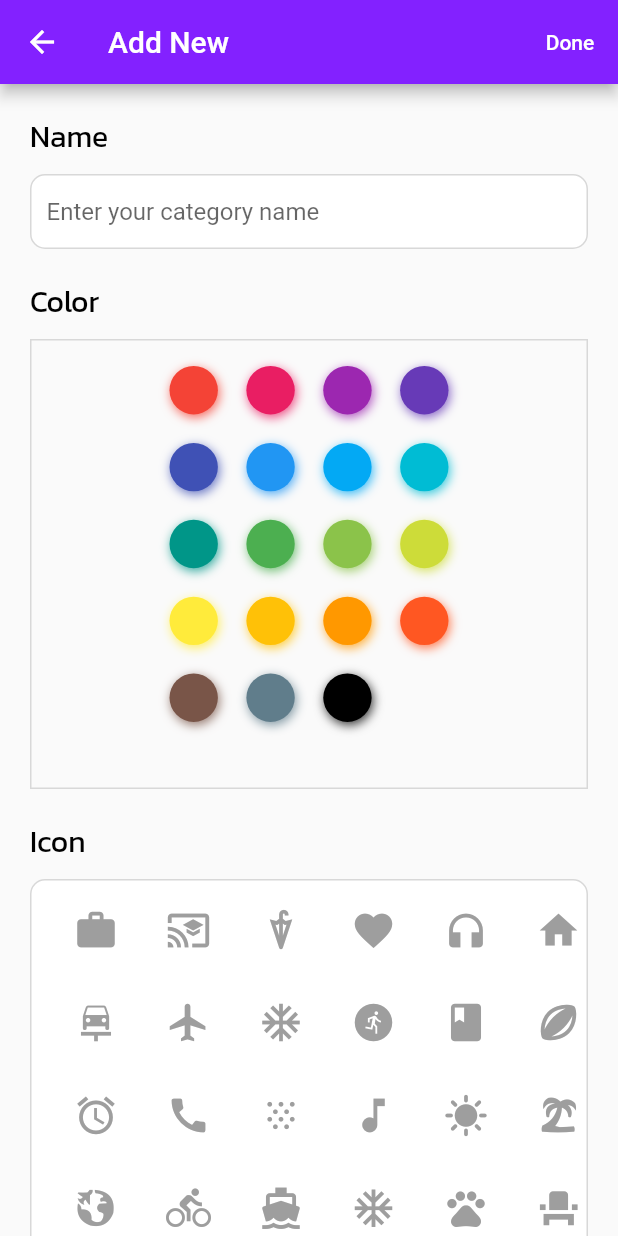
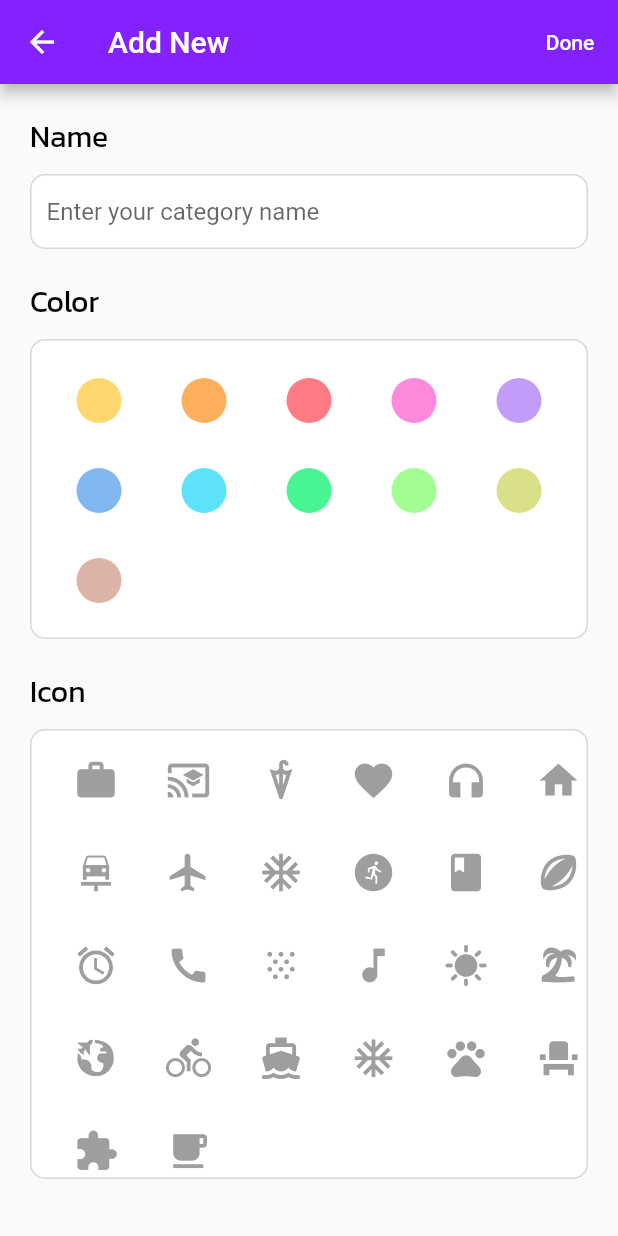
Before and after one commit to godd113/Flutter-ToDoList-App, a Flutter app: the screen it shows after launch, after a tap on the "add" icon, on a phone screen of 412 x 824 dp. Run offline on Flutter 3.47's test engine with Material 2 defaults, Android fonts, the phone set to English and light mode, and no system bars; drawn by our look-alikes of flutter_colorpicker; our stand-ins replace flutter_slidable, sqflite; missing offline and left inert: dart:ffi; accounts and stored records are empty.

Commit message:
bug fix and improvment

```diff
--- a/lib/databases/todo_text_db.dart
+++ b/lib/databases/todo_text_db.dart
@@ -41,7 +41,8 @@ CREATE TABLE $tableToDoText (
   ${ToDoTextFields.textToDoID} $idType,
   ${ToDoTextFields.todoCardID} $intType,
   ${ToDoTextFields.textToDoName} $textType,
-  ${ToDoTextFields.done} $boolType
+  ${ToDoTextFields.done} $boolType,
+  FOREIGN KEY (${ToDoTextFields.todoCardID}) REFERENCES todolist (_id)
 )
 ''');
   }
--- /dev/null
+++ b/lib/models/modelColor.dart
@@ -0,0 +1,17 @@
+// ignore: file_names
+import 'dart:ffi';
+
+class ModelColor {
+  final String keyColor;
+  final int r;
+  final int g;
+  final int b;
+  final double alpha;
+
+  ModelColor(
+      {required this.keyColor,
+      required this.r,
+      required this.g,
+      required this.b,
+      required this.alpha});
+}
--- a/lib/pages/card_manager.dart
+++ b/lib/pages/card_manager.dart
@@ -1,15 +1,17 @@
 import 'package:flutter/material.dart';
 import 'package:todo/models/modelToDoCard.dart';
-import 'package:todo/modules/module_center.dart';
 import 'package:todo/modules/module_colors.dart';
+// ignore: depend_on_referenced_packages
 import 'package:flutter_colorpicker/flutter_colorpicker.dart';
+import 'package:todo/widgets/color_picker.dart';
 import 'package:todo/widgets/picker_icon.dart';
+// ignore: depend_on_referenced_packages
 import 'package:intl/intl.dart';
 
 class CardManager extends StatefulWidget {
   // create some values
-  Color pickerColor = Color(0xff443a49);
-  Color currentColor = Color(0xff443a49);
+  Color pickerColor = const Color(0xff443a49);
+  Color currentColor = const Color(0xff443a49);
   final ValueChanged<ModelToDoCard> parentAction;
 
   ModelToDoCard? oCard = ModelToDoCard(
@@ -42,7 +44,7 @@ class _CardManagerState extends State<CardManager> {
   Widget build(BuildContext context) {
     return Scaffold(
         appBar: AppBar(
-          title: Text('Add New'),
+          title: const Text('Add New'),
           backgroundColor: ModuleColors.themeColor,
           actions: [
             TextButton(
@@ -101,11 +103,12 @@ class _CardManagerState extends State<CardManager> {
                                 borderRadius: BorderRadius.circular(10.0),
                                 color: Colors.white,
                                 border: Border.all(
-                                    color: Color.fromARGB(255, 216, 216, 216),
+                                    color: const Color.fromARGB(
+                                        255, 216, 216, 216),
                                     style: BorderStyle.solid)),
                             width: MediaQuery.of(context).size.width - 40,
                             child: TextField(
-                              decoration: InputDecoration(
+                              decoration: const InputDecoration(
                                 border: InputBorder.none,
                                 hintText: 'Enter your category name',
                               ),
@@ -134,24 +137,32 @@ class _CardManagerState extends State<CardManager> {
                     margin: const EdgeInsets.only(left: 20, top: 10),
                     padding: const EdgeInsets.all(10),
                     decoration: BoxDecoration(
+                        borderRadius: BorderRadius.circular(10),
+                        color: Colors.white,
                         border: Border.all(
-                            color: Color.fromARGB(255, 216, 216, 216),
+                            color: const Color.fromARGB(255, 216, 216, 216),
                             style: BorderStyle.solid)),
                     width: MediaQuery.of(context).size.width - 40,
-                    height: 300,
+                    height: 200,
                     child: Center(
                         child: Container(
-                      transformAlignment: Alignment.topCenter,
-                      width: 200,
-                      child: BlockPicker(
+                            transformAlignment: Alignment.topCenter,
+                            width: MediaQuery.of(context).size.width - 40,
+                            child: TColorPicker(
+                                parentActions: (value) {
+                                  widget.oCard!.color = Color.fromRGBO(
+                                      value.r, value.g, value.b, value.alpha);
+                                },
+                                selectionColor: '')
+                            /*BlockPicker(
                         pickerColor: widget.pickerColor, //default color
                         onColorChanged: (Color color) {
                           //on color picked
                           widget.pickerColor = color;
                           widget.oCard?.color = color;
                         },
-                      ),
-                    ))),
+                      ),*/
+                            ))),
               ],
             ),
             Row(
--- a/lib/pages/dashboard.dart
+++ b/lib/pages/dashboard.dart
@@ -77,7 +77,9 @@ class _DashboardState extends State<Dashboard> {
             },
           ),
         ),
-      body: Container(
+        body: SingleChildScrollView(
+          scrollDirection: Axis.vertical,
+          child: Container(
             padding: const EdgeInsets.only(left: 15, top: 15),
             child: Column(
               crossAxisAlignment: CrossAxisAlignment.start,
@@ -131,6 +133,6 @@ class _DashboardState extends State<Dashboard> {
               ],
             ),
           ),
-    );
+        ));
   }
 }
--- /dev/null
+++ b/lib/widgets/color_picker.dart
@@ -0,0 +1,78 @@
+import 'package:flutter/material.dart';
+import 'package:todo/models/modelColor.dart';
+
+class TColorPicker extends StatefulWidget {
+  String selectionColor = "";
+  final ValueChanged<ModelColor> parentActions;
+  TColorPicker(
+      {super.key, required this.selectionColor, required this.parentActions});
+
+  @override
+  State<TColorPicker> createState() => _TColorPickerState();
+}
+
+class _TColorPickerState extends State<TColorPicker> {
+  List<ModelColor> listColor = [
+    ModelColor(keyColor: "#ffd66e", r: 255, g: 215, b: 110, alpha: 1.0),
+    ModelColor(keyColor: "#ffae5b", r: 255, g: 174, b: 91, alpha: 1.0),
+    ModelColor(keyColor: "#ff7a83", r: 255, g: 122, b: 130, alpha: 1.0),
+    ModelColor(keyColor: "#ff8ade", r: 255, g: 138, b: 221, alpha: 1.0),
+    ModelColor(keyColor: "#c19cf8", r: 193, g: 156, b: 248, alpha: 1.0),
+    ModelColor(keyColor: "#81b7f0", r: 129, g: 183, b: 240, alpha: 1.0),
+    ModelColor(keyColor: "#5de2fc", r: 93, g: 226, b: 252, alpha: 1.0),
+    ModelColor(keyColor: "#49f594", r: 73, g: 245, b: 147, alpha: 1.0),
+    ModelColor(keyColor: "#a1fe93", r: 162, g: 254, b: 147, alpha: 1.0),
+    ModelColor(keyColor: "#dae088", r: 218, g: 224, b: 136, alpha: 1.0),
+    ModelColor(keyColor: "#ddb3a7", r: 221, g: 179, b: 167, alpha: 1.0)
+  ];
+  @override
+  Widget build(BuildContext context) {
+    return Container(
+      width: MediaQuery.of(context).size.width - 100,
+      height: 200,
+      alignment: Alignment.center,
+      // This grid view displays all selectable icons
+      child: GridView.builder(
+          gridDelegate: const SliverGridDelegateWithFixedCrossAxisCount(
+              mainAxisExtent: 60,
+              childAspectRatio: 1 / 1,
+              crossAxisSpacing: 0,
+              crossAxisCount: 5,
+              mainAxisSpacing: 0),
+          itemCount: listColor.length,
+          physics: const NeverScrollableScrollPhysics(),
+          itemBuilder: (_, index) => Container(
+                key: ValueKey(listColor[index].keyColor),
+                padding: const EdgeInsets.all(10),
+                child: Center(
+                    child: GestureDetector(
+                  child: Container(
+                      decoration: BoxDecoration(
+                        borderRadius: BorderRadius.circular(60),
+                        color: Color.fromRGBO(
+                            listColor[index].r,
+                            listColor[index].g,
+                            listColor[index].b,
+                            listColor[index].alpha),
+                      ),
+                      width: 30,
+                      height: 30,
+                      child: widget.selectionColor == listColor[index].keyColor
+                          ? const Icon(
+                              Icons.check,
+                              color: Colors.white,
+                            )
+                          : Container()),
+                  onTap: () {
+                    setState(() {
+                      widget.selectionColor = listColor[index].keyColor;
+                    });
+                    ModelColor color = listColor[index];
+                    widget.parentActions(color);
+                    //Navigator.of(context).pop();
+                  },
+                )),
+              )),
+    );
+  }
+}
--- a/lib/widgets/listview.dart
+++ b/lib/widgets/listview.dart
@@ -57,8 +57,8 @@ class _ListViewManagerState extends State<ListViewManager> {
                 // The child of the Slidable is what the user sees when the
                 // component is not dragged.
                 child: TableViewRowManager(
-                  oTextToDo: oCard!.oModelCard.listToDo[index],
-                ),
+                    oTextToDo: oCard!.oModelCard.listToDo[index],
+                    tintColor: oCard!.oModelCard.color),
               ),
             );
           }),
```
Also changed, not shown: lib/pages/todo_list.dart (+9 -4 lines), lib/widgets/tableview.dart (deleted, +0 -20 lines), lib/widgets/tableview_row.dart (+36 -10 lines), assets/images/icons/check-fill.png (added), assets/images/icons/check.png (added), assets/images/icons/uncheck.png (added). Lines whose indentation alone changed are shown as unchanged.
